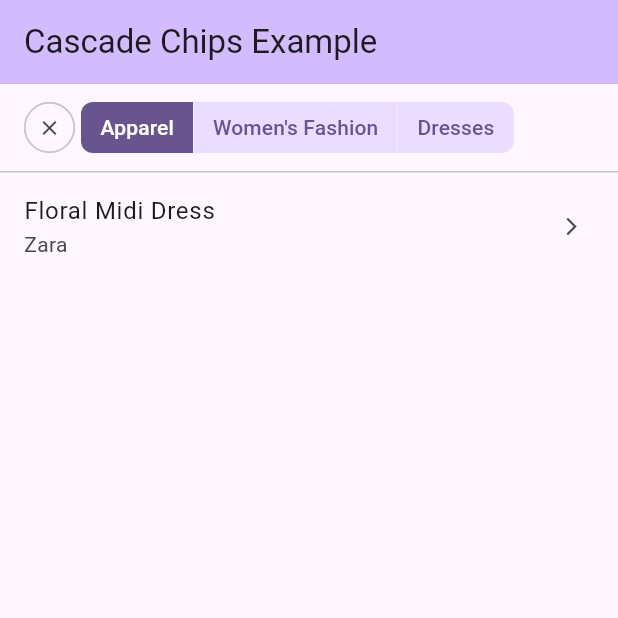
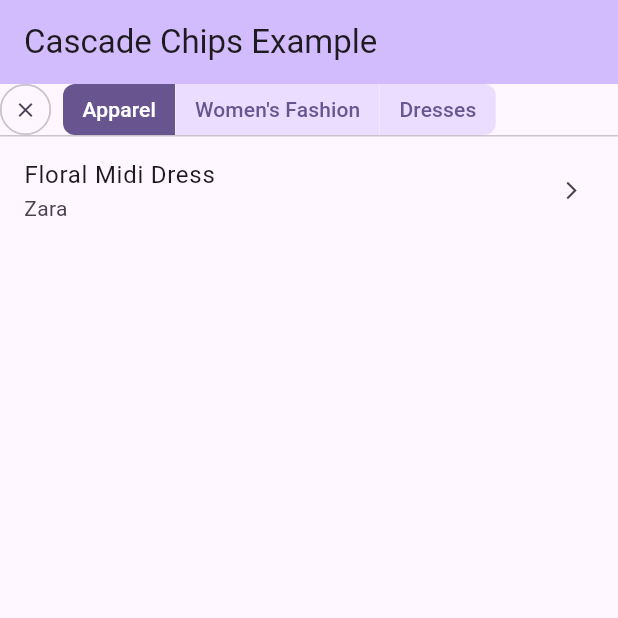
Before and after one commit to serifsadi/cascade_chips, a Flutter app: the screen it shows after launch, on a phone screen of 412 x 824 dp, the top half of it. Run offline on Flutter 3.47's test engine with Material 3 defaults, Android fonts, the phone set to English and light mode, and no system bars.

Commit message:
Fix padding for chip display.

```diff
--- a/lib/cascade_chips.dart
+++ b/lib/cascade_chips.dart
@@ -84,7 +84,9 @@ class _CascadeChipsState extends State<CascadeChips> {
     final appTheme = Theme.of(context);
     final customTheme = widget.theme;
 
-    return ActionChip(
+    return Padding(
+      padding: EdgeInsets.only(right: widget.theme?.chipSpacing ?? 8.0),
+      child: ActionChip(
         key: const ValueKey("clear_chip"),
         label: Icon(
           Icons.close,
@@ -94,7 +96,7 @@ class _CascadeChipsState extends State<CascadeChips> {
         labelStyle: const TextStyle(fontSize: 14.0),
         materialTapTargetSize: MaterialTapTargetSize.shrinkWrap,
         padding: const EdgeInsets.all(0),
-      labelPadding: const EdgeInsets.symmetric(horizontal: 12, vertical: 2),
+        labelPadding: const EdgeInsets.symmetric(horizontal: 8.0, vertical: 2),
         shape: const CircleBorder(),
         side: BorderSide(
           color: customTheme?.clearChipBorderColor ?? appTheme.colorScheme.outlineVariant,
@@ -105,6 +107,7 @@ class _CascadeChipsState extends State<CascadeChips> {
           setState(() => _activeFilters.clear());
           widget.onFilterChanged(_activeFilters);
         },
+      ),
     );
   }
 
@@ -229,7 +232,6 @@ class _CascadeChipsState extends State<CascadeChips> {
       width: double.infinity,
       child: SingleChildScrollView(
         scrollDirection: Axis.horizontal,
-        padding: const EdgeInsets.all(12.0),
         child: Row(
           children: chipWidgets.asMap().entries.map(
             (entry) {
```
Lines whose indentation alone changed are shown as unchanged.
